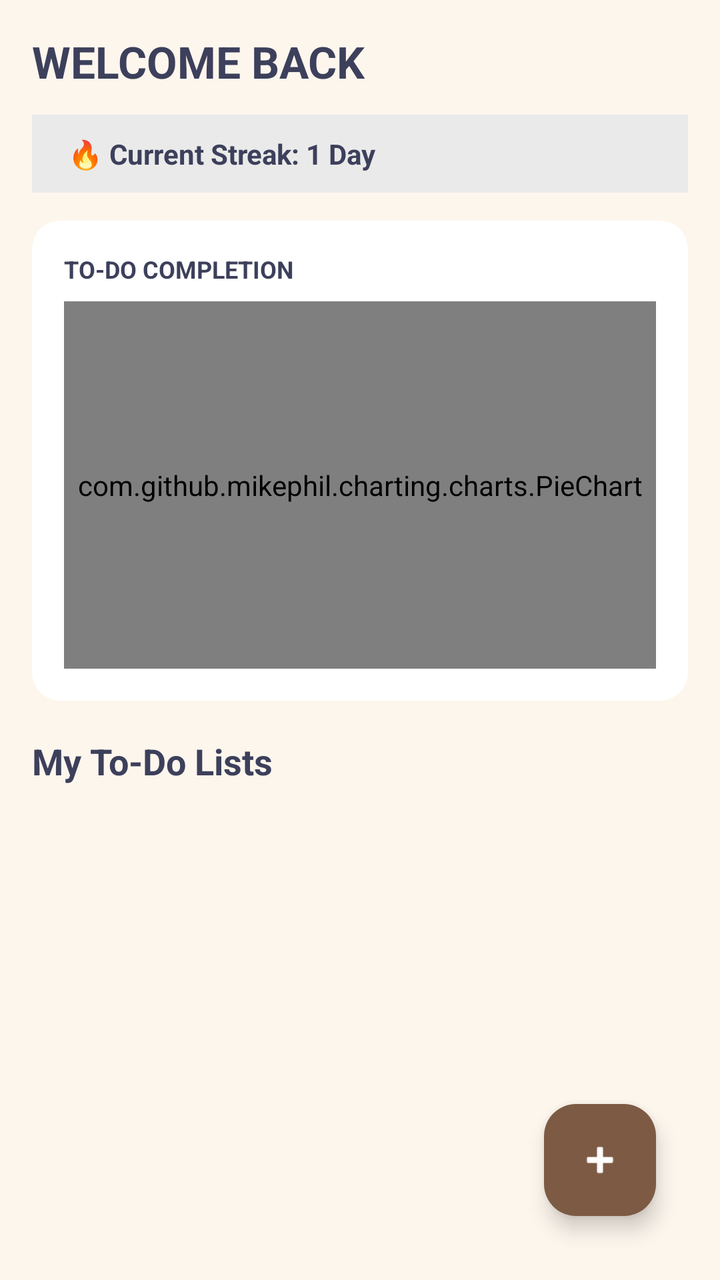
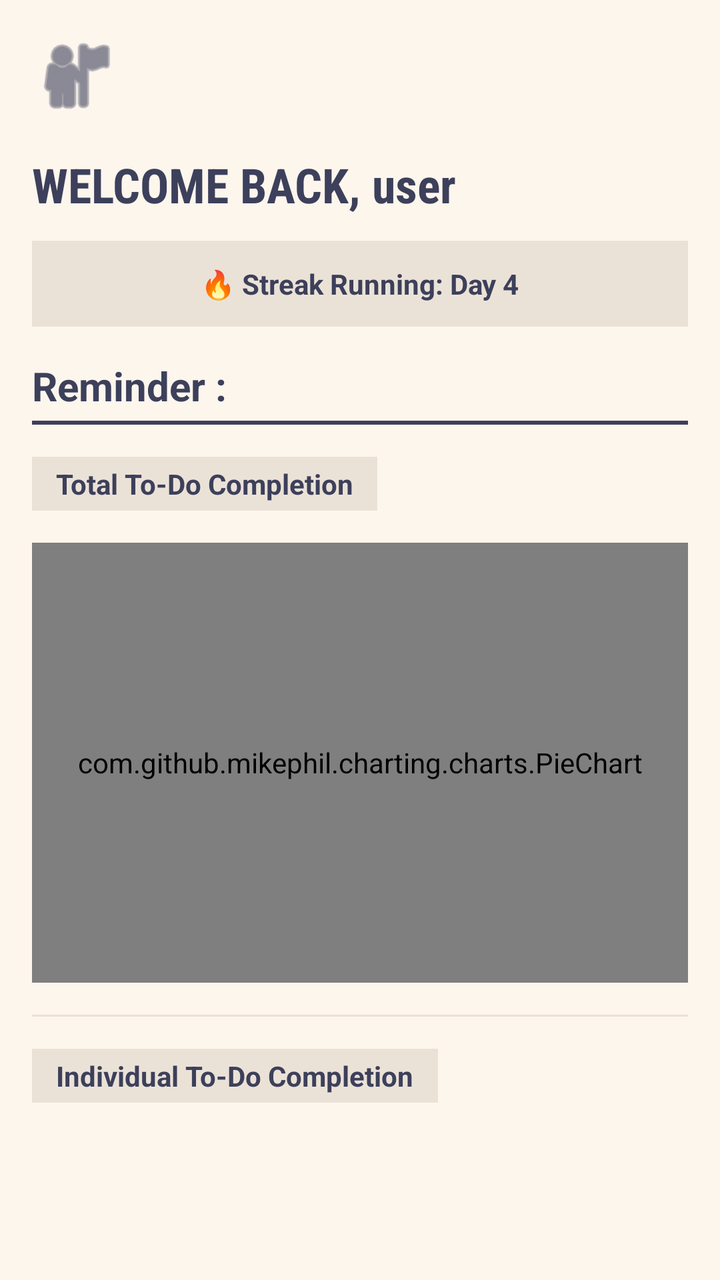

The first picture is an Android layout as it rendered before a commit; the second is the same layout after the commit. The layout source and the unified diff follow.
<!-- AndroidManifest.xml: application theme Theme.ProjectStudyBuddy1 -->
<!-- res/layout/fragment_dashboard.xml -->
<?xml version="1.0" encoding="utf-8"?>
<androidx.constraintlayout.widget.ConstraintLayout xmlns:android="http://schemas.android.com/apk/res/android"
    xmlns:app="http://schemas.android.com/apk/res-auto"
    xmlns:tools="http://schemas.android.com/tools"
    android:layout_width="match_parent"
    android:layout_height="match_parent"
    android:background="@color/bg_cream"
    android:padding="16dp">

    <androidx.constraintlayout.widget.ConstraintLayout
        android:id="@+id/panelTaskListView"
        android:layout_width="match_parent"
        android:layout_height="match_parent"
        android:visibility="visible">

        <TextView
            android:id="@+id/tvWelcomeUserHeader"
            android:layout_width="wrap_content"
            android:layout_height="wrap_content"
            android:text="WELCOME BACK"
            android:textStyle="bold"
            android:textSize="22sp"
            android:textColor="@color/text_dark"
            app:layout_constraintTop_toTopOf="parent"
            app:layout_constraintStart_toStartOf="parent"
            tools:ignore="HardcodedText" />

        <LinearLayout
            android:id="@+id/layoutStreakTrackerBar"
            android:layout_width="match_parent"
            android:layout_height="wrap_content"
            android:orientation="horizontal"
            android:gravity="center_vertical"
            android:background="#EAEAEA"
            android:padding="10dp"
            android:layout_marginTop="12dp"
            app:layout_constraintTop_toBottomOf="@id/tvWelcomeUserHeader"
            app:layout_constraintStart_toStartOf="parent"
            app:layout_constraintEnd_toEndOf="parent">

            <TextView
                android:id="@+id/tvStreakCountLabel"
                android:layout_width="wrap_content"
                android:layout_height="wrap_content"
                android:text="🔥 Current Streak: 1 Day"
                android:textStyle="bold"
                android:textColor="#3D405B"
                android:textSize="14sp"
                android:layout_marginStart="8dp"
                tools:ignore="HardcodedText" />
        </LinearLayout>

        <androidx.cardview.widget.CardView
            android:id="@+id/cardProgressMeter"
            android:layout_width="match_parent"
            android:layout_height="240dp"
            android:layout_marginTop="14dp"
            app:cardCornerRadius="14dp"
            app:cardElevation="0dp"
            app:cardBackgroundColor="@android:color/white"
            app:layout_constraintTop_toBottomOf="@id/layoutStreakTrackerBar"
            app:layout_constraintStart_toStartOf="parent"
            app:layout_constraintEnd_toEndOf="parent">

            <LinearLayout
                android:layout_width="match_parent"
                android:layout_height="match_parent"
                android:orientation="vertical"
                android:padding="16dp">

                <TextView
                    android:layout_width="wrap_content"
                    android:layout_height="wrap_content"
                    android:text="TO-DO COMPLETION"
                    android:textStyle="bold"
                    android:textSize="12sp"
                    android:textColor="@color/text_dark"
                    android:layout_marginBottom="8dp"
                    tools:ignore="HardcodedText" />

                <com.github.mikephil.charting.charts.PieChart
                    android:id="@+id/todoPieChart"
                    android:layout_width="match_parent"
                    android:layout_height="match_parent" />
            </LinearLayout>
        </androidx.cardview.widget.CardView>

        <TextView
            android:id="@+id/tvTaskHeader"
            android:layout_width="wrap_content"
            android:layout_height="wrap_content"
            android:text="My To-Do Lists"
            android:textStyle="bold"
            android:textSize="18sp"
            android:textColor="@color/text_dark"
            android:layout_marginTop="18dp"
            app:layout_constraintTop_toBottomOf="@id/cardProgressMeter"
            app:layout_constraintStart_toStartOf="parent"
            tools:ignore="HardcodedText" />

        <androidx.recyclerview.widget.RecyclerView
            android:id="@+id/rvMasterTasks"
            android:layout_width="match_parent"
            android:layout_height="0dp"
            android:layout_marginTop="12dp"
            app:layout_constraintTop_toBottomOf="@id/tvTaskHeader"
            app:layout_constraintBottom_toBottomOf="parent"
            app:layout_constraintStart_toStartOf="parent"
            app:layout_constraintEnd_toEndOf="parent"/>

        <com.google.android.material.floatingactionbutton.FloatingActionButton
            android:id="@+id/fabCreateList"
            android:layout_width="wrap_content"
            android:layout_height="wrap_content"
            android:src="@android:drawable/ic_input_add"
            android:contentDescription="Create"
            android:backgroundTint="@color/accent_brown"
            app:tint="@android:color/white"
            android:layout_margin="16dp"
            app:layout_constraintBottom_toBottomOf="parent"
            app:layout_constraintEnd_toEndOf="parent"
            tools:ignore="HardcodedText" />
    </androidx.constraintlayout.widget.ConstraintLayout>

    <androidx.cardview.widget.CardView
        android:id="@+id/cardKeepEditor"
        android:layout_width="match_parent"
        android:layout_height="wrap_content"
        app:cardCornerRadius="8dp"
        app:cardElevation="8dp"
        android:visibility="gone"
        app:layout_constraintTop_toTopOf="parent"
        app:layout_constraintBottom_toBottomOf="parent"
        app:layout_constraintStart_toStartOf="parent"
        app:layout_constraintEnd_toEndOf="parent">

        <LinearLayout
            android:layout_width="match_parent"
            android:layout_height="wrap_content"
            android:orientation="vertical"
            android:background="@android:color/white"
            android:padding="16dp">

            <RelativeLayout
                android:layout_width="match_parent"
                android:layout_height="wrap_content">
                <EditText
                    android:id="@+id/etNoteMainTitle"
                    android:layout_width="240dp"
                    android:layout_height="wrap_content"
                    android:hint="Title"
                    android:textStyle="bold"
                    android:textSize="18sp"
                    android:textColor="@color/text_dark"
                    android:background="@android:color/transparent"
                    android:importantForAutofill="no"
                    android:inputType="textCapSentences"
                    tools:ignore="HardcodedText" />
            </RelativeLayout>

            <androidx.recyclerview.widget.RecyclerView
                android:id="@+id/rvNestedChecklist"
                android:layout_width="match_parent"
                android:layout_height="wrap_content"
                android:layout_marginTop="16dp"/>

            <LinearLayout
                android:id="@+id/layoutAddListItemTrigger"
                android:layout_width="match_parent"
                android:layout_height="40dp"
                android:orientation="horizontal"
                android:gravity="center_vertical"
                android:clickable="true"
                android:focusable="true"
                android:layout_marginTop="8dp">
                <ImageView
                    android:layout_width="20dp"
                    android:layout_height="20dp"
                    android:src="@android:drawable/ic_input_add"
                    android:contentDescription="Add item"
                    app:tint="@android:color/darker_gray"
                    tools:ignore="HardcodedText" />
                <TextView
                    android:layout_width="wrap_content"
                    android:layout_height="wrap_content"
                    android:text="List item"
                    android:textColor="@android:color/darker_gray"
                    android:textSize="14sp"
                    android:layout_marginStart="12dp"
                    tools:ignore="HardcodedText" />
            </LinearLayout>

            <View
                android:layout_width="match_parent"
                android:layout_height="1dp"
                android:background="#E0E0E0"
                android:layout_marginTop="24dp"/>

            <RelativeLayout
                android:layout_width="match_parent"
                android:layout_height="wrap_content"
                android:layout_marginTop="12dp">
                <TextView
                    android:id="@+id/tvEditedTimestamp"
                    android:layout_width="wrap_content"
                    android:layout_height="wrap_content"
                    android:text="Edited Just Now"
                    android:textColor="@android:color/darker_gray"
                    android:textSize="11sp"
                    tools:ignore="HardcodedText" />
                <Button
                    android:id="@+id/btnKeepCloseAndSave"
                    android:layout_width="wrap_content"
                    android:layout_height="wrap_content"
                    android:text="Close"
                    android:layout_alignParentEnd="true"
                    style="@style/Widget.AppCompat.Button.Borderless"
                    tools:ignore="HardcodedText" />
            </RelativeLayout>
        </LinearLayout>
    </androidx.cardview.widget.CardView>
</androidx.constraintlayout.widget.ConstraintLayout>
<!-- resources referenced by this layout -->
<resources>
  <color name="accent_brown">#7D5A44</color>
  <color name="bg_cream">#FDF6ED</color>
  <color name="text_dark">#3D405B</color>
  <style name="Theme.ProjectStudyBuddy1" parent="Theme.Material3.DayNight.NoActionBar">
          <item name="colorPrimary">@color/accent_brown</item>
          <item name="colorPrimaryDark">@color/accent_brown</item>
          <item name="colorAccent">@color/accent_orange</item>
  
          <item name="android:windowBackground">@color/bg_cream</item>
          <item name="android:colorBackground">@color/bg_cream</item>
  
          <item name="android:statusBarColor">@color/bg_cream</item>
          <item name="android:windowLightStatusBar">true</item>
  
          <item name="colorSurface">@color/card_white</item>
          <item name="colorOnSurface">@color/text_dark</item>
      </style>
  <color name="accent_orange">#E07A5F</color>
  <color name="card_white">#FFFFFF</color>
</resources>

<!-- the commit's change to res/layout/fragment_dashboard.xml (unified diff, before → after) -->
@@ -1,222 +1,142 @@
 <?xml version="1.0" encoding="utf-8"?>
-<androidx.constraintlayout.widget.ConstraintLayout xmlns:android="http://schemas.android.com/apk/res/android"
+<androidx.core.widget.NestedScrollView xmlns:android="http://schemas.android.com/apk/res/android"
     xmlns:app="http://schemas.android.com/apk/res-auto"
     xmlns:tools="http://schemas.android.com/tools"
     android:layout_width="match_parent"
     android:layout_height="match_parent"
     android:background="@color/bg_cream"
-    android:padding="16dp">
+    android:fillViewport="true">
 
     <androidx.constraintlayout.widget.ConstraintLayout
-        android:id="@+id/panelTaskListView"
         android:layout_width="match_parent"
-        android:layout_height="match_parent"
-        android:visibility="visible">
+        android:layout_height="wrap_content"
+        android:padding="16dp">
+
+        <ImageView
+            android:id="@+id/ivDashboardAvatar"
+            android:layout_width="44dp"
+            android:layout_height="44dp"
+            android:src="@android:drawable/ic_menu_myplaces"
+            app:tint="@color/text_dark"
+            app:layout_constraintTop_toTopOf="parent"
+            app:layout_constraintStart_toStartOf="parent"
+            android:contentDescription="Avatar"
+            tools:ignore="HardcodedText" />
 
         <TextView
             android:id="@+id/tvWelcomeUserHeader"
             android:layout_width="wrap_content"
             android:layout_height="wrap_content"
-            android:text="WELCOME BACK"
+            android:layout_marginTop="16dp"
+            android:text="WELCOME BACK, user"
+            android:textSize="24sp"
             android:textStyle="bold"
-            android:textSize="22sp"
             android:textColor="@color/text_dark"
-            app:layout_constraintTop_toTopOf="parent"
+            android:fontFamily="sans-serif-condensed"
+            app:layout_constraintTop_toBottomOf="@id/ivDashboardAvatar"
             app:layout_constraintStart_toStartOf="parent"
             tools:ignore="HardcodedText" />
 
         <LinearLayout
-            android:id="@+id/layoutStreakTrackerBar"
+            android:id="@+id/layoutDashboardStreakContainer"
             android:layout_width="match_parent"
             android:layout_height="wrap_content"
             android:orientation="horizontal"
-            android:gravity="center_vertical"
-            android:background="#EAEAEA"
-            android:padding="10dp"
+            android:gravity="center"
+            android:background="@color/divider_gray"
+            android:padding="12dp"
             android:layout_marginTop="12dp"
-            app:layout_constraintTop_toBottomOf="@id/tvWelcomeUserHeader"
-            app:layout_constraintStart_toStartOf="parent"
-            app:layout_constraintEnd_toEndOf="parent">
+            app:layout_constraintTop_toBottomOf="@id/tvWelcomeUserHeader">
 
             <TextView
                 android:id="@+id/tvStreakCountLabel"
                 android:layout_width="wrap_content"
                 android:layout_height="wrap_content"
-                android:text="🔥 Current Streak: 1 Day"
+                android:text="🔥 Streak Running: Day 4"
+                android:textColor="@color/text_dark"
                 android:textStyle="bold"
-                android:textColor="#3D405B"
                 android:textSize="14sp"
-                android:layout_marginStart="8dp"
                 tools:ignore="HardcodedText" />
         </LinearLayout>
 
-        <androidx.cardview.widget.CardView
-            android:id="@+id/cardProgressMeter"
+        <TextView
+            android:id="@+id/tvReminderSectionLabel"
+            android:layout_width="wrap_content"
+            android:layout_height="wrap_content"
+            android:layout_marginTop="16dp"
+            android:text="Reminder :"
+            android:textSize="20sp"
+            android:textStyle="bold"
+            android:textColor="@color/text_dark"
+            app:layout_constraintTop_toBottomOf="@id/layoutDashboardStreakContainer"
+            app:layout_constraintStart_toStartOf="parent"
+            tools:ignore="HardcodedText" />
+
+        <View
+            android:id="@+id/reminderDividerLine"
             android:layout_width="match_parent"
-            android:layout_height="240dp"
-            android:layout_marginTop="14dp"
-            app:cardCornerRadius="14dp"
-            app:cardElevation="0dp"
-            app:cardBackgroundColor="@android:color/white"
-            app:layout_constraintTop_toBottomOf="@id/layoutStreakTrackerBar"
-            app:layout_constraintStart_toStartOf="parent"
-            app:layout_constraintEnd_toEndOf="parent">
-
-            <LinearLayout
-                android:layout_width="match_parent"
-                android:layout_height="match_parent"
-                android:orientation="vertical"
-                android:padding="16dp">
-
-                <TextView
-                    android:layout_width="wrap_content"
-                    android:layout_height="wrap_content"
-                    android:text="TO-DO COMPLETION"
-                    android:textStyle="bold"
-                    android:textSize="12sp"
-                    android:textColor="@color/text_dark"
-                    android:layout_marginBottom="8dp"
-                    tools:ignore="HardcodedText" />
-
-                <com.github.mikephil.charting.charts.PieChart
-                    android:id="@+id/todoPieChart"
-                    android:layout_width="match_parent"
-                    android:layout_height="match_parent" />
-            </LinearLayout>
-        </androidx.cardview.widget.CardView>
+            android:layout_height="2dp"
+            android:background="@color/text_dark"
+            android:layout_marginTop="4dp"
+            app:layout_constraintTop_toBottomOf="@id/tvReminderSectionLabel" />
 
         <TextView
-            android:id="@+id/tvTaskHeader"
+            android:id="@+id/tvTotalChartHeaderBox"
             android:layout_width="wrap_content"
             android:layout_height="wrap_content"
-            android:text="My To-Do Lists"
+            android:layout_marginTop="16dp"
+            android:background="@color/divider_gray"
+            android:paddingHorizontal="12dp"
+            android:paddingVertical="4dp"
+            android:text="Total To-Do Completion"
+            android:textColor="@color/text_dark"
             android:textStyle="bold"
-            android:textSize="18sp"
+            android:textSize="14sp"
+            app:layout_constraintTop_toBottomOf="@id/reminderDividerLine"
+            app:layout_constraintStart_toStartOf="parent"
+            tools:ignore="HardcodedText" />
+
+        <com.github.mikephil.charting.charts.PieChart
+            android:id="@+id/todoPieChart"
+            android:layout_width="match_parent"
+            android:layout_height="220dp"
+            android:layout_marginTop="16dp"
+            app:layout_constraintTop_toBottomOf="@id/tvTotalChartHeaderBox"
+            app:layout_constraintStart_toStartOf="parent"
+            app:layout_constraintEnd_toEndOf="parent" />
+
+        <View
+            android:id="@+id/chartDividerLine"
+            android:layout_width="match_parent"
+            android:layout_height="1dp"
+            android:background="@color/divider_gray"
+            android:layout_marginTop="16dp"
+            app:layout_constraintTop_toBottomOf="@id/todoPieChart" />
+
+        <TextView
+            android:id="@+id/tvIndividualListHeaderBox"
+            android:layout_width="wrap_content"
+            android:layout_height="wrap_content"
+            android:layout_marginTop="16dp"
+            android:background="@color/divider_gray"
+            android:paddingHorizontal="12dp"
+            android:paddingVertical="4dp"
+            android:text="Individual To-Do Completion"
             android:textColor="@color/text_dark"
-            android:layout_marginTop="18dp"
-            app:layout_constraintTop_toBottomOf="@id/cardProgressMeter"
+            android:textStyle="bold"
+            android:textSize="14sp"
+            app:layout_constraintTop_toBottomOf="@id/chartDividerLine"
             app:layout_constraintStart_toStartOf="parent"
             tools:ignore="HardcodedText" />
 
         <androidx.recyclerview.widget.RecyclerView
             android:id="@+id/rvMasterTasks"
             android:layout_width="match_parent"
-            android:layout_height="0dp"
+            android:layout_height="wrap_content"
             android:layout_marginTop="12dp"
-            app:layout_constraintTop_toBottomOf="@id/tvTaskHeader"
-            app:layout_constraintBottom_toBottomOf="parent"
-            app:layout_constraintStart_toStartOf="parent"
-            app:layout_constraintEnd_toEndOf="parent"/>
+            android:nestedScrollingEnabled="false"
+            app:layout_constraintTop_toBottomOf="@id/tvIndividualListHeaderBox"
+            app:layout_constraintBottom_toBottomOf="parent" />
 
-        <com.google.android.material.floatingactionbutton.FloatingActionButton
-            android:id="@+id/fabCreateList"
-            android:layout_width="wrap_content"
-            android:layout_height="wrap_content"
-            android:src="@android:drawable/ic_input_add"
-            android:contentDescription="Create"
-            android:backgroundTint="@color/accent_brown"
-            app:tint="@android:color/white"
-            android:layout_margin="16dp"
-            app:layout_constraintBottom_toBottomOf="parent"
-            app:layout_constraintEnd_toEndOf="parent"
-            tools:ignore="HardcodedText" />
     </androidx.constraintlayout.widget.ConstraintLayout>
-
-    <androidx.cardview.widget.CardView
-        android:id="@+id/cardKeepEditor"
-        android:layout_width="match_parent"
-        android:layout_height="wrap_content"
-        app:cardCornerRadius="8dp"
-        app:cardElevation="8dp"
-        android:visibility="gone"
-        app:layout_constraintTop_toTopOf="parent"
-        app:layout_constraintBottom_toBottomOf="parent"
-        app:layout_constraintStart_toStartOf="parent"
-        app:layout_constraintEnd_toEndOf="parent">
-
-        <LinearLayout
-            android:layout_width="match_parent"
-            android:layout_height="wrap_content"
-            android:orientation="vertical"
-            android:background="@android:color/white"
-            android:padding="16dp">
-
-            <RelativeLayout
-                android:layout_width="match_parent"
-                android:layout_height="wrap_content">
-                <EditText
-                    android:id="@+id/etNoteMainTitle"
-                    android:layout_width="240dp"
-                    android:layout_height="wrap_content"
-                    android:hint="Title"
-                    android:textStyle="bold"
-                    android:textSize="18sp"
-                    android:textColor="@color/text_dark"
-                    android:background="@android:color/transparent"
-                    android:importantForAutofill="no"
-                    android:inputType="textCapSentences"
-                    tools:ignore="HardcodedText" />
-            </RelativeLayout>
-
-            <androidx.recyclerview.widget.RecyclerView
-                android:id="@+id/rvNestedChecklist"
-                android:layout_width="match_parent"
-                android:layout_height="wrap_content"
-                android:layout_marginTop="16dp"/>
-
-            <LinearLayout
-                android:id="@+id/layoutAddListItemTrigger"
-                android:layout_width="match_parent"
-                android:layout_height="40dp"
-                android:orientation="horizontal"
-                android:gravity="center_vertical"
-                android:clickable="true"
-                android:focusable="true"
-                android:layout_marginTop="8dp">
-                <ImageView
-                    android:layout_width="20dp"
-                    android:layout_height="20dp"
-                    android:src="@android:drawable/ic_input_add"
-                    android:contentDescription="Add item"
-                    app:tint="@android:color/darker_gray"
-                    tools:ignore="HardcodedText" />
-                <TextView
-                    android:layout_width="wrap_content"
-                    android:layout_height="wrap_content"
-                    android:text="List item"
-                    android:textColor="@android:color/darker_gray"
-                    android:textSize="14sp"
-                    android:layout_marginStart="12dp"
-                    tools:ignore="HardcodedText" />
-            </LinearLayout>
-
-            <View
-                android:layout_width="match_parent"
-                android:layout_height="1dp"
-                android:background="#E0E0E0"
-                android:layout_marginTop="24dp"/>
-
-            <RelativeLayout
-                android:layout_width="match_parent"
-                android:layout_height="wrap_content"
-                android:layout_marginTop="12dp">
-                <TextView
-                    android:id="@+id/tvEditedTimestamp"
-                    android:layout_width="wrap_content"
-                    android:layout_height="wrap_content"
-                    android:text="Edited Just Now"
-                    android:textColor="@android:color/darker_gray"
-                    android:textSize="11sp"
-                    tools:ignore="HardcodedText" />
-                <Button
-                    android:id="@+id/btnKeepCloseAndSave"
-                    android:layout_width="wrap_content"
-                    android:layout_height="wrap_content"
-                    android:text="Close"
-                    android:layout_alignParentEnd="true"
-                    style="@style/Widget.AppCompat.Button.Borderless"
-                    tools:ignore="HardcodedText" />
-            </RelativeLayout>
-        </LinearLayout>
-    </androidx.cardview.widget.CardView>
-</androidx.constraintlayout.widget.ConstraintLayout>
+</androidx.core.widget.NestedScrollView>
<!-- resource entries referenced after the edit -->
@@ -2,6 +2,7 @@
 <resources>
   <color name="accent_brown">#7D5A44</color>
   <color name="bg_cream">#FDF6ED</color>
+  <color name="divider_gray">#EBE2D7</color>
   <color name="text_dark">#3D405B</color>
   <style name="Theme.ProjectStudyBuddy1" parent="Theme.Material3.DayNight.NoActionBar">
           <item name="colorPrimary">@color/accent_brown</item>
